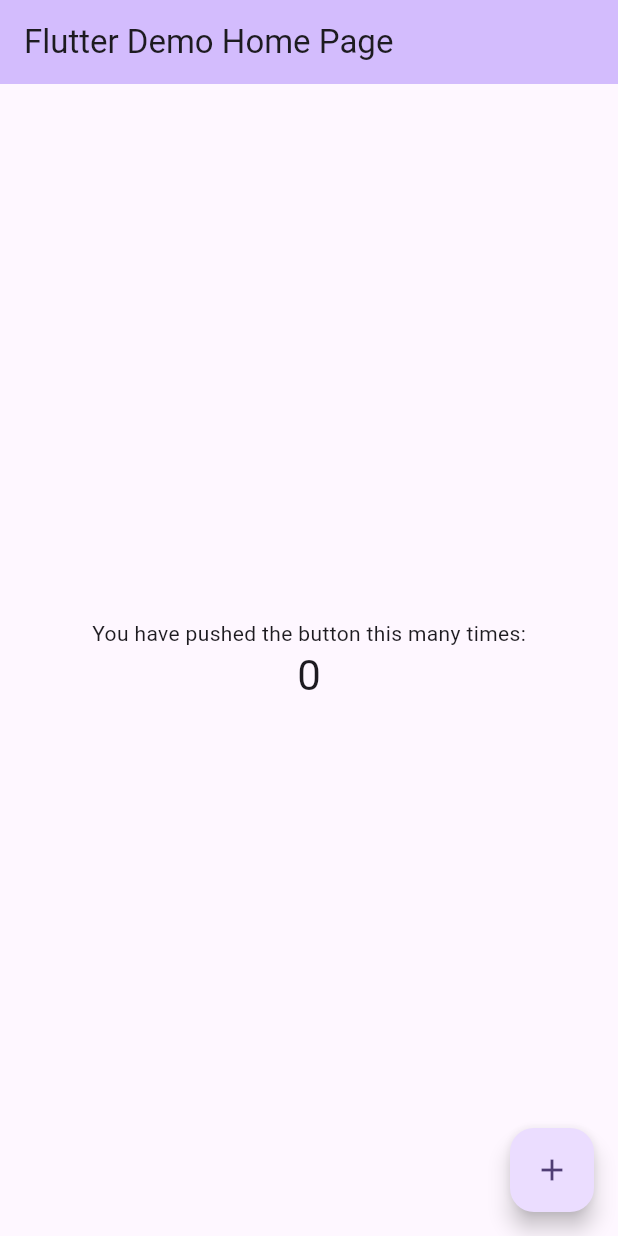
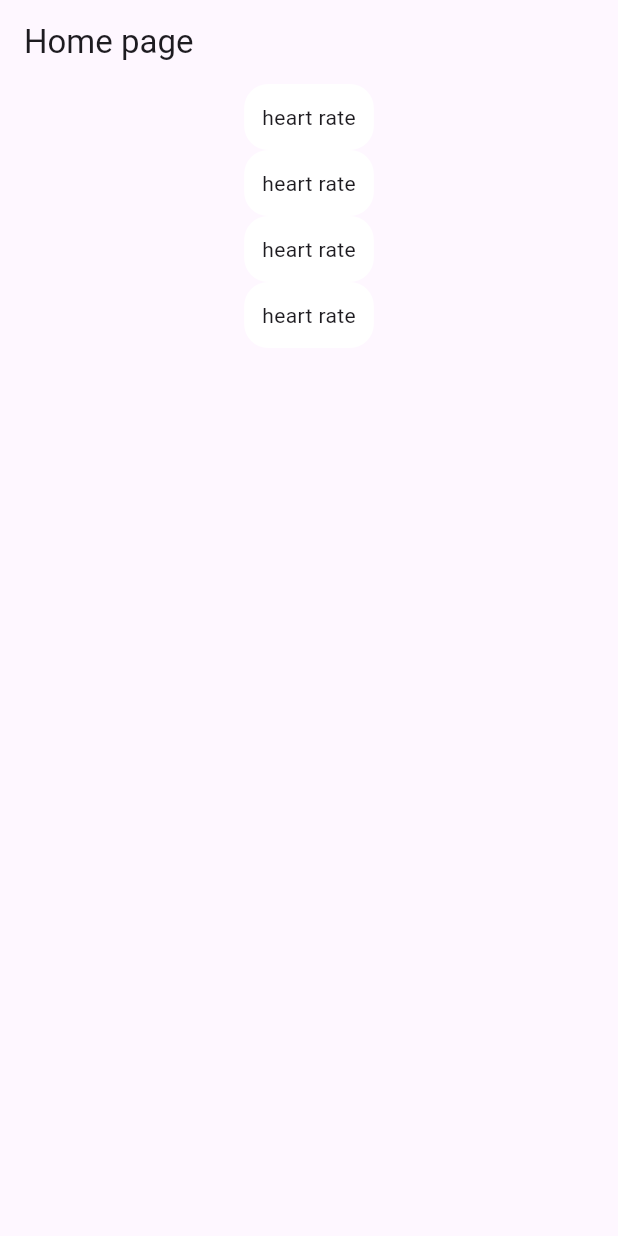
Before and after one commit to iamnhatjt/heathy_app, a Flutter app: the screen it shows after launch, on a phone screen of 412 x 824 dp. Run offline on Flutter 3.47's test engine with Material 3 defaults, Android fonts, the phone set to English and light mode, and no system bars; our stand-ins replace get_it, go_router.

Commit message:
update base

```diff
--- /dev/null
+++ b/lib/config/di.dart
@@ -0,0 +1,7 @@
+import 'package:get_it/get_it.dart';
+import 'package:heathy_app/res/util/navigation_service.dart';
+
+final getIt = GetIt.instance;
+void getItSetUp() {
+  getIt.registerLazySingleton(() => NavigationService());
+}
--- /dev/null
+++ b/lib/config/router.dart
@@ -0,0 +1,33 @@
+import 'package:go_router/go_router.dart';
+import 'package:heathy_app/res/util/navigation_service.dart';
+import 'package:heathy_app/ui/heart_rate/heart_rate_screen.dart';
+import 'package:heathy_app/ui/home/home_screen.dart';
+
+import 'di.dart';
+
+class RouterUri {
+  RouterUri._();
+  static const home = '/';
+  static const heartRate = '/heartRateScreen';
+}
+
+class AppRouter {
+  AppRouter._();
+  static final List<RouteBase> _listRouter = [
+    GoRoute(
+      path: RouterUri.home,
+      builder: (context, state) => HomeScreen(key: state.pageKey),
+    ),
+    GoRoute(
+      path: RouterUri.heartRate,
+      builder: (context, state) => HeartRateScreen(
+        key: state.pageKey,
+      ),
+    ),
+  ];
+
+  static final GoRouter router = GoRouter(
+    routes: _listRouter,
+    navigatorKey: getIt<NavigationService>().navigatorKey,
+  );
+}
--- a/lib/main.dart
+++ b/lib/main.dart
@@ -1,6 +1,11 @@
 import 'package:flutter/material.dart';
+import 'package:heathy_app/config/router.dart';
+
+import 'config/di.dart';
 
 void main() {
+  getItSetUp();
+
   runApp(const MyApp());
 }
 
@@ -9,61 +14,9 @@ class MyApp extends StatelessWidget {
 
   @override
   Widget build(BuildContext context) {
-    return MaterialApp(
-      title: 'Flutter Demo',
-      theme: ThemeData(
-        colorScheme: ColorScheme.fromSeed(seedColor: Colors.deepPurple),
-        useMaterial3: true,
-      ),
-      home: const MyHomePage(title: 'Flutter Demo Home Page'),
+    return MaterialApp.router(
+      debugShowCheckedModeBanner: false,
+      routerConfig: AppRouter.router,
     );
   }
 }
-
-class MyHomePage extends StatefulWidget {
-  const MyHomePage({super.key, required this.title});
-
-  final String title;
-
-  @override
-  State<MyHomePage> createState() => _MyHomePageState();
-}
-
-class _MyHomePageState extends State<MyHomePage> {
-  int _counter = 0;
-
-  void _incrementCounter() {
-    setState(() {
-      _counter++;
-    });
-  }
-
-  @override
-  Widget build(BuildContext context) {
-    return Scaffold(
-      appBar: AppBar(
-        backgroundColor: Theme.of(context).colorScheme.inversePrimary,
-        title: Text(widget.title),
-      ),
-      body: Center(
-        child: Column(
-          mainAxisAlignment: MainAxisAlignment.center,
-          children: <Widget>[
-            const Text(
-              'You have pushed the button this many times:',
-            ),
-            Text(
-              '$_counter',
-              style: Theme.of(context).textTheme.headlineMedium,
-            ),
-          ],
-        ),
-      ),
-      floatingActionButton: FloatingActionButton(
-        onPressed: _incrementCounter,
-        tooltip: 'Increment',
-        child: const Icon(Icons.add),
-      ),
-    );
-  }
-}
--- /dev/null
+++ b/lib/res/util/navigation_service.dart
@@ -0,0 +1,9 @@
+import 'package:flutter/cupertino.dart';
+import 'package:heathy_app/config/di.dart';
+
+class NavigationService {
+  final navigatorKey = GlobalKey<NavigatorState>();
+  BuildContext get navigatorContext => navigatorKey.currentState!.context;
+}
+
+BuildContext get currentContext => getIt<NavigationService>().navigatorContext;
--- /dev/null
+++ b/lib/res/widgets/app_button.dart
@@ -0,0 +1,102 @@
+import 'package:flutter/material.dart';
+
+class _BaseRoundeButton extends StatelessWidget {
+  final Widget child;
+  final EdgeInsetsGeometry? padding;
+  final EdgeInsetsGeometry? margin;
+  final BorderRadiusGeometry? borderRadius;
+  final Color? backgroundColor;
+  final VoidCallback? onTap;
+
+  const _BaseRoundeButton({
+    required this.child,
+    super.key,
+    this.padding,
+    this.margin,
+    this.borderRadius,
+    this.backgroundColor,
+    this.onTap,
+  });
+
+  @override
+  Widget build(BuildContext context) {
+    return GestureDetector(
+      onTap: onTap,
+      child: Container(
+        padding: padding,
+        margin: margin,
+        decoration: BoxDecoration(
+          color: backgroundColor,
+          borderRadius: borderRadius,
+        ),
+        child: child,
+      ),
+    );
+  }
+}
+
+class BaseRoundedButton extends _BaseRoundeButton {
+  const BaseRoundedButton({
+    super.key,
+    required super.child,
+    super.padding,
+    super.backgroundColor,
+    super.borderRadius,
+    super.margin,
+    super.onTap,
+  });
+
+  factory BaseRoundedButton.all(
+      {required Widget child,
+      EdgeInsetsGeometry? padding,
+      EdgeInsetsGeometry? margin,
+      BorderRadiusGeometry? borderRadius,
+      Color? backgroundColor,
+      double? radius,
+      VoidCallback? onTap}) {
+    return BaseRoundedButton(
+      padding: padding ?? const EdgeInsets.all(12.0),
+      backgroundColor: backgroundColor ?? Colors.white,
+      borderRadius: BorderRadius.circular(radius ?? 16.0),
+      margin: margin,
+      onTap: onTap,
+      child: child,
+    );
+  }
+
+  factory BaseRoundedButton.top(
+      {required Widget child,
+      EdgeInsetsGeometry? padding,
+      EdgeInsetsGeometry? margin,
+      BorderRadiusGeometry? borderRadius,
+      Color? backgroundColor,
+      double? radius,
+      VoidCallback? onTap}) {
+    return BaseRoundedButton(
+      padding: padding ?? const EdgeInsets.all(12.0),
+      backgroundColor: backgroundColor ?? Colors.white,
+      borderRadius: BorderRadius.vertical(top: Radius.circular(radius ?? 16.0)),
+      margin: margin,
+      onTap: onTap,
+      child: child,
+    );
+  }
+  factory BaseRoundedButton.bottom(
+      {required Widget child,
+      EdgeInsetsGeometry? padding,
+      EdgeInsetsGeometry? margin,
+      BorderRadiusGeometry? borderRadius,
+      Color? backgroundColor,
+      double? radius,
+      VoidCallback? onTap}) {
+    return BaseRoundedButton(
+      padding: padding ?? const EdgeInsets.all(12.0),
+      backgroundColor: backgroundColor ?? Colors.white,
+      borderRadius:
+          BorderRadius.vertical(bottom: Radius.circular(radius ?? 16.0)),
+      margin: margin,
+      onTap: onTap,
+      child: child,
+    );
+  }
+}
--- /dev/null
+++ b/lib/res/widgets/app_scaffold.dart
@@ -0,0 +1,39 @@
+import 'package:flutter/material.dart';
+
+class AppScaffold extends StatelessWidget {
+  const AppScaffold(
+      {super.key,
+      this.body,
+      this.appBar,
+      this.background,
+      this.resizeToAvoidBottomInset});
+  final Widget? body;
+  final Widget? background;
+  final PreferredSizeWidget? appBar;
+  final bool? resizeToAvoidBottomInset;
+  @override
+  Widget build(BuildContext context) {
+    return Scaffold(
+        appBar: appBar,
+        extendBody: true,
+        extendBodyBehindAppBar: true,
+        resizeToAvoidBottomInset: resizeToAvoidBottomInset,
+        body: background ??
+            Container(
+              width: double.maxFinite,
+              height: double.maxFinite,
+              // decoration: BoxDecoration(
+              //   image: DecorationImage(
+              //     // image: AssetImage(Assets.newAssets.images.backGround.path),
+              //     fit: BoxFit.fill,
+              //   ),
+              // ),
+              child: Padding(
+                padding: EdgeInsets.only(
+                    top: (appBar?.preferredSize.height ?? 0) +
+                        MediaQuery.of(context).padding.top),
+                child: body,
+              ),
+            ));
+  }
+}
--- /dev/null
+++ b/lib/ui/home/home_screen.dart
@@ -0,0 +1,36 @@
+import 'package:flutter/material.dart';
+import 'package:go_router/go_router.dart';
+import 'package:heathy_app/config/router.dart';
+import 'package:heathy_app/res/util/navigation_service.dart';
+import 'package:heathy_app/res/widgets/app_button.dart';
+import 'package:heathy_app/res/widgets/app_scaffold.dart';
+
+class HomeScreen extends StatelessWidget {
+  const HomeScreen({super.key});
+
+  @override
+  Widget build(BuildContext context) {
+    return AppScaffold(
+      appBar: AppBar(title: Text("Home page")),
+      body: SingleChildScrollView(
+        child: Column(
+          children: [
+            BaseRoundedButton.all(
+              onTap: () => currentContext.push(RouterUri.heartRate),
+              child: Text("heart rate"),
+            ),
+            BaseRoundedButton.all(
+              child: Text("heart rate"),
+            ),
+            BaseRoundedButton.all(
+              child: Text("heart rate"),
+            ),
+            BaseRoundedButton.all(
+              child: Text("heart rate"),
+            )
+          ],
+        ),
+      ),
+    );
+  }
+}
--- a/pubspec.yaml
+++ b/pubspec.yaml
@@ -34,6 +34,10 @@ dependencies:
   # The following adds the Cupertino Icons font to your application.
   # Use with the CupertinoIcons class for iOS style icons.
   cupertino_icons: ^1.0.2
+  flutter_bloc: ^8.1.3
+  equatable: ^2.0.5
+  go_router: ^13.0.1
+  get_it: ^7.6.6
 
 dev_dependencies:
   flutter_test:
```
Also changed, not shown: lib/ui/heart_rate/heart_rate_screen.dart (added, +21 -0 lines), pubspec.lock.
